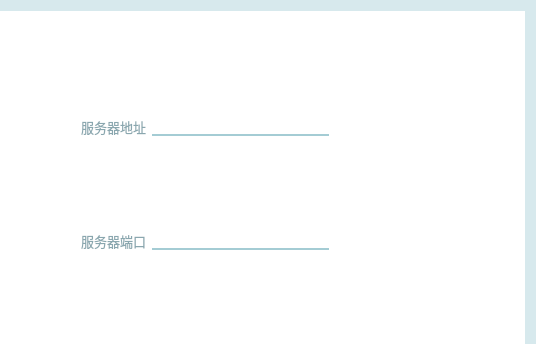
Above: Mutual_Evaluation-Client/login.ui from yypEudora/MutualEvaluation before the change; both pictures show x 132 to 668 and y 0 to 344 of the 668 by 701 pixel window. Below: the same form after it.
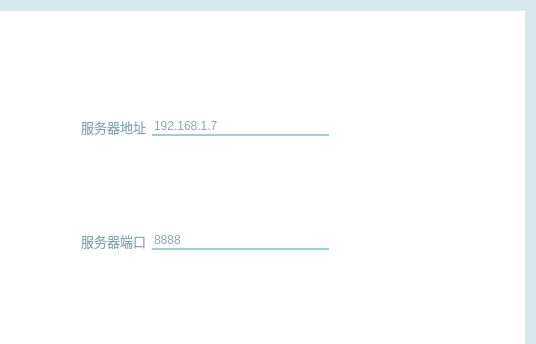
That is the form after the change. Custom widgets are drawn as their Qt base class.

```diff
--- a/Mutual_Evaluation-Client/login.ui
+++ b/Mutual_Evaluation-Client/login.ui
@@ -1581,6 +1581,9 @@
 border-bottom-width:2px;
 border-left-width:0px;</string>
             </property>
+            <property name="text">
+             <string>8888</string>
+            </property>
            </widget>
           </item>
           <item row="5" column="2">
@@ -1658,6 +1661,9 @@
 border-bottom-width:2px;
 border-left-width:0px;</string>
             </property>
+            <property name="text">
+             <string>192.168.1.7</string>
+            </property>
            </widget>
           </item>
           <item row="2" column="0">
```
